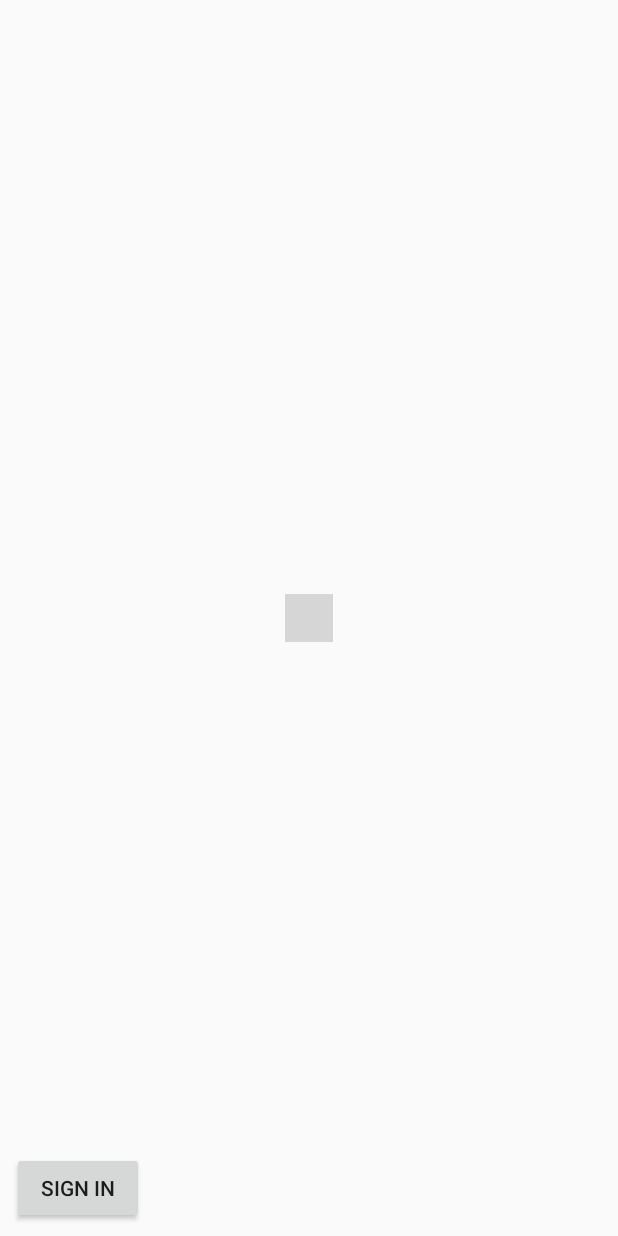
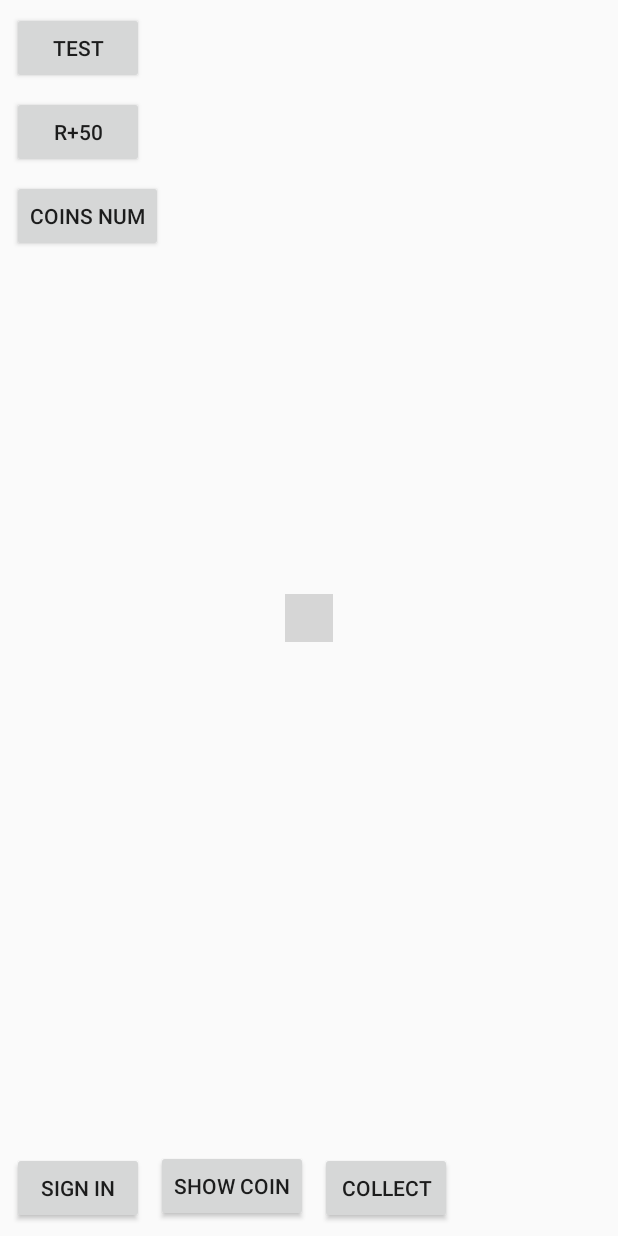
Before and after one commit to HanqinDu/Coinz, an Android app: the screen it shows after launch (MainActivity), on a phone screen of 412 x 824 dp. Run offline under Robolectric (Android 15) with nearby library versions, the phone set to English and light mode, and no system bars; our stand-ins replace Firebase (no records; nobody signed in at launch, a user with empty details on screens opened directly); libraries missing offline, so code that uses them is left out: com.mapbox.android, com.mapbox.geojson, com.mapbox.mapboxsdk; plain views replace MapView; 6 statements that could not run were skipped; grey boxes are pictures that could not be loaded.

Commit message:
apply map and database of coins

```diff
--- a/app/build.gradle
+++ b/app/build.gradle
@@ -45,4 +45,5 @@ dependencies {
     implementation 'com.google.firebase:firebase-auth:16.0.4'
     implementation 'com.google.firebase:firebase-core:16.0.4'
 
+
 }
--- a/app/src/main/AndroidManifest.xml
+++ b/app/src/main/AndroidManifest.xml
@@ -1,7 +1,10 @@
 <?xml version="1.0" encoding="utf-8"?>
 <manifest xmlns:android="http://schemas.android.com/apk/res/android"
     package="s1615548.coinz">
+
     <uses-permission android:name="android.permission.ACCESS_FINE_LOCATION" />
+    <uses-permission android:name="android.permission.INTERNET" />
+    <uses-permission android:name="android.permission.ACCESS_NETWORK_STATE" />
 
     <application
         android:allowBackup="true"
@@ -20,7 +23,6 @@
                 <category android:name="android.intent.category.LAUNCHER" />
             </intent-filter>
         </activity>
-
         <activity android:name=".Activity.login_Activity" />
     </application>
 
--- a/app/src/main/java/s1615548/coinz/MainActivity.kt
+++ b/app/src/main/java/s1615548/coinz/MainActivity.kt
@@ -8,6 +8,8 @@ import android.support.v7.app.AppCompatActivity;
 import android.util.Log
 import android.view.Menu
 import android.view.MenuItem
+import com.google.firebase.auth.FirebaseAuth
+import com.google.firebase.auth.FirebaseUser
 import com.mapbox.android.core.location.LocationEngine
 import com.mapbox.android.core.location.LocationEngineListener
 import com.mapbox.android.core.location.LocationEnginePriority
@@ -26,6 +28,26 @@ import com.mapbox.mapboxsdk.plugins.locationlayer.modes.RenderMode
 import kotlinx.android.synthetic.main.activity_main.*
 import s1615548.coinz.Activity.login_Activity
 
+import com.mapbox.geojson.Feature
+import com.mapbox.geojson.FeatureCollection
+import com.mapbox.geojson.Geometry
+import com.mapbox.geojson.Point
+import com.google.gson.JsonObject
+import com.mapbox.mapboxsdk.style.sources.GeoJsonSource
+import com.mapbox.mapboxsdk.annotations.Icon
+import com.mapbox.mapboxsdk.annotations.IconFactory
+import com.mapbox.mapboxsdk.annotations.Marker
+import com.mapbox.mapboxsdk.annotations.MarkerOptions
+import s1615548.coinz.DownloadCompleteRunner.result
+
+import com.mapbox.mapboxsdk.style.layers.CircleLayer
+import com.mapbox.mapboxsdk.style.layers.PropertyFactory
+import com.mapbox.mapboxsdk.style.layers.SymbolLayer
+import com.mapbox.mapboxsdk.style.sources.VectorSource
+import kotlinx.android.synthetic.main.activity_main.view.*
+import org.json.JSONObject
+import s1615548.coinz.Model.Coins
+
 
 class MainActivity : AppCompatActivity(), OnMapReadyCallback, LocationEngineListener, PermissionsListener {
 
@@ -38,7 +60,15 @@ class MainActivity : AppCompatActivity(), OnMapReadyCallback, LocationEngineList
     private lateinit var locationEngine : LocationEngine
     private lateinit var locationLayerPlugin : LocationLayerPlugin
 
+    private lateinit var mAuth: FirebaseAuth
+
+    private lateinit var mapURL:String
+
+    private var collect_range:Double = 50.0
+
     override fun onCreate(savedInstanceState: Bundle?) {
+
+        // map initialize
         super.onCreate(savedInstanceState)
         setContentView(R.layout.activity_main)
 
@@ -49,14 +79,77 @@ class MainActivity : AppCompatActivity(), OnMapReadyCallback, LocationEngineList
         mapView?.onCreate(savedInstanceState)
         mapView?.getMapAsync (this)
 
+        // initialize mAuth
+        mAuth = FirebaseAuth.getInstance()
+
+        // initialize URL
+
+        mapURL = "http://homepages.inf.ed.ac.uk/stg/coinz/2018/10/05/coinzmap.geojson"
 
         // BUTTONS
 
         btnToLogin.setOnClickListener{
-            intent = Intent(this, login_Activity::class.java)
-            startActivity(intent)
+
+            if(mAuth.getCurrentUser() == null){
+                intent = Intent(this, login_Activity::class.java)
+                startActivity(intent)
+            }else{
+                showToast("already sign in with account " +  mAuth.getCurrentUser().toString())
+                // to the sending_coin activity
+            }
         }
 
+        btnShowCoin.setOnClickListener{
+
+            if(Coins.update_map()){
+
+                var i = 0
+                while(i<Coins.coin_Onmap.size){
+                    map!!.addMarker(MarkerOptions().position(Coins.coin_Onmap[i].coordinate)
+                            .title(Coins.coin_Onmap[i].currency)
+                            .snippet(Coins.coin_Onmap[i].value.toString())
+                    )
+
+                    i++
+                }
+
+            }
+
+        }
+
+        btnCollect.setOnClickListener{
+
+            if(Coins.collectIn(collect_range,LatLng(originLocation.latitude,originLocation.longitude))){
+                map!!.clear()
+                var i = 0
+                while(i<Coins.coin_Onmap.size){
+                    map!!.addMarker(MarkerOptions().position(Coins.coin_Onmap[i].coordinate)
+                            .title(Coins.coin_Onmap[i].currency)
+                            .snippet(Coins.coin_Onmap[i].value.toString())
+                    )
+
+                    i++
+                }
+            }
+
+        }
+
+        // test botton
+
+        for_test.setOnClickListener{
+
+        }
+
+        btnIncreaseR.setOnClickListener{
+            collect_range += 50
+            showToast("collection range = " + collect_range)
+        }
+
+        btnNumberOfCoin.setOnClickListener{
+            showToast("coins on map: "+ Coins.coin_Onmap.size.toString())
+            showToast("coins in wallet: "+ Coins.coin_InWallet.size.toString())
+            showToast("coins in bank: "+ Coins.coin_InBank.size.toString())
+        }
 
     }
 
@@ -71,6 +164,7 @@ class MainActivity : AppCompatActivity(), OnMapReadyCallback, LocationEngineList
 // Make location information available
             enableLocation()
         }
+
     }
 
     private fun enableLocation() {
@@ -157,6 +251,9 @@ class MainActivity : AppCompatActivity(), OnMapReadyCallback, LocationEngineList
     public override fun onStart() {
         super.onStart()
         mapView?.onStart()
+
+        DownloadFileTask(DownloadCompleteRunner).execute(mapURL)
     }
 
+
 }
--- a/app/src/main/res/layout/activity_main.xml
+++ b/app/src/main/res/layout/activity_main.xml
@@ -31,4 +31,54 @@
         mapbox:layout_constraintBottom_toBottomOf="parent"
         mapbox:layout_constraintStart_toStartOf="parent" />
 
+    <Button
+        android:id="@+id/for_test"
+        android:layout_width="wrap_content"
+        android:layout_height="wrap_content"
+        android:layout_marginStart="8dp"
+        android:layout_marginTop="8dp"
+        android:text="test"
+        mapbox:layout_constraintStart_toStartOf="parent"
+        mapbox:layout_constraintTop_toTopOf="parent" />
+
+    <Button
+        android:id="@+id/btnShowCoin"
+        android:layout_width="wrap_content"
+        android:layout_height="wrap_content"
+        android:layout_marginStart="8dp"
+        android:layout_marginBottom="9dp"
+        android:text="show coin"
+        mapbox:layout_constraintBottom_toBottomOf="parent"
+        mapbox:layout_constraintStart_toEndOf="@+id/btnToLogin" />
+
+    <Button
+        android:id="@+id/btnIncreaseR"
+        android:layout_width="wrap_content"
+        android:layout_height="wrap_content"
+        android:layout_marginStart="8dp"
+        android:layout_marginTop="8dp"
+        android:text="R+50"
+        mapbox:layout_constraintStart_toStartOf="parent"
+        mapbox:layout_constraintTop_toBottomOf="@+id/for_test" />
+
+    <Button
+        android:id="@+id/btnCollect"
+        android:layout_width="wrap_content"
+        android:layout_height="wrap_content"
+        android:layout_marginStart="8dp"
+        android:layout_marginBottom="8dp"
+        android:text="collect"
+        mapbox:layout_constraintBottom_toBottomOf="parent"
+        mapbox:layout_constraintStart_toEndOf="@+id/btnShowCoin" />
+
+    <Button
+        android:id="@+id/btnNumberOfCoin"
+        android:layout_width="wrap_content"
+        android:layout_height="wrap_content"
+        android:layout_marginStart="8dp"
+        android:layout_marginTop="8dp"
+        android:text="coins num"
+        mapbox:layout_constraintStart_toStartOf="parent"
+        mapbox:layout_constraintTop_toBottomOf="@+id/btnIncreaseR" />
+
 </android.support.constraint.ConstraintLayout>
```
Also changed, not shown: app/src/main/java/s1615548/coinz/extention.kt (+11 -0 lines).
